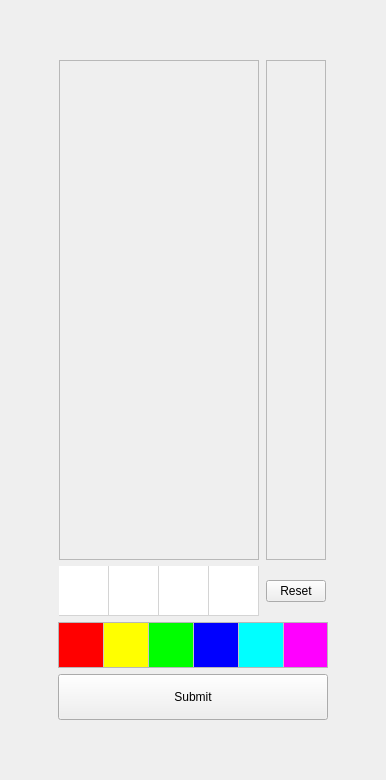
First picture: the form in mainwindowmodel.ui, repository wmichalski/QT_Mastermind, before the edit.
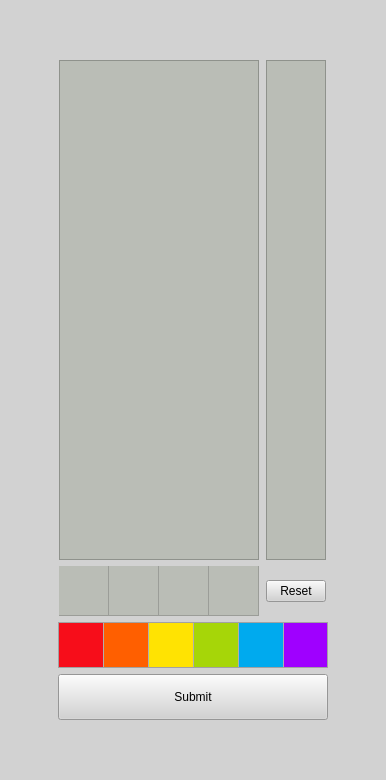
Second picture: the form after the edit. Icons and pictures are not drawn.

Patch:
```diff
--- a/mainwindowmodel.ui
+++ b/mainwindowmodel.ui
@@ -32,6 +32,9 @@
    <iconset>
     <normaloff>diamond.png</normaloff>diamond.png</iconset>
   </property>
+  <property name="styleSheet">
+   <string notr="true">background-color: rgb(210, 210, 210)</string>
+  </property>
   <widget class="QWidget" name="centralwidget">
    <layout class="QHBoxLayout" name="horizontalLayout_8">
     <item>
@@ -83,6 +86,12 @@
               <height>16777215</height>
              </size>
             </property>
+            <property name="styleSheet">
+             <string notr="true">background-color: rgb(186, 189, 182);</string>
+            </property>
+            <property name="frameShape">
+             <enum>QFrame::StyledPanel</enum>
+            </property>
             <property name="frameShadow">
              <enum>QFrame::Plain</enum>
             </property>
@@ -123,6 +132,12 @@
               <height>16777215</height>
              </size>
             </property>
+            <property name="autoFillBackground">
+             <bool>false</bool>
+            </property>
+            <property name="styleSheet">
+             <string notr="true">background-color: rgb(186, 189, 182)</string>
+            </property>
             <property name="frameShadow">
              <enum>QFrame::Plain</enum>
             </property>
@@ -191,9 +206,9 @@
                <colorrole role="Button">
                 <brush brushstyle="SolidPattern">
                  <color alpha="255">
-                  <red>255</red>
-                  <green>255</green>
-                  <blue>255</blue>
+                  <red>186</red>
+                  <green>189</green>
+                  <blue>182</blue>
                  </color>
                 </brush>
                </colorrole>
@@ -263,18 +278,18 @@
                <colorrole role="Base">
                 <brush brushstyle="SolidPattern">
                  <color alpha="255">
-                  <red>255</red>
-                  <green>255</green>
-                  <blue>255</blue>
+                  <red>186</red>
+                  <green>189</green>
+                  <blue>182</blue>
                  </color>
                 </brush>
                </colorrole>
                <colorrole role="Window">
                 <brush brushstyle="SolidPattern">
                  <color alpha="255">
-                  <red>255</red>
-                  <green>255</green>
-                  <blue>255</blue>
+                  <red>186</red>
+                  <green>189</green>
+                  <blue>182</blue>
                  </color>
                 </brush>
                </colorrole>
@@ -328,9 +343,9 @@
                <colorrole role="Button">
                 <brush brushstyle="SolidPattern">
                  <color alpha="255">
-                  <red>255</red>
-                  <green>255</green>
-                  <blue>255</blue>
+                  <red>186</red>
+                  <green>189</green>
+                  <blue>182</blue>
                  </color>
                 </brush>
                </colorrole>
@@ -400,18 +415,18 @@
                <colorrole role="Base">
                 <brush brushstyle="SolidPattern">
                  <color alpha="255">
-                  <red>255</red>
-                  <green>255</green>
-                  <blue>255</blue>
+                  <red>186</red>
+                  <green>189</green>
+                  <blue>182</blue>
                  </color>
                 </brush>
                </colorrole>
                <colorrole role="Window">
                 <brush brushstyle="SolidPattern">
                  <color alpha="255">
-                  <red>255</red>
-                  <green>255</green>
-                  <blue>255</blue>
+                  <red>186</red>
+                  <green>189</green>
+                  <blue>182</blue>
                  </color>
                 </brush>
                </colorrole>
@@ -465,9 +480,9 @@
                <colorrole role="Button">
                 <brush brushstyle="SolidPattern">
                  <color alpha="255">
-                  <red>255</red>
-                  <green>255</green>
-                  <blue>255</blue>
+                  <red>186</red>
+                  <green>189</green>
+                  <blue>182</blue>
                  </color>
                 </brush>
                </colorrole>
@@ -537,18 +552,18 @@
                <colorrole role="Base">
                 <brush brushstyle="SolidPattern">
                  <color alpha="255">
-                  <red>255</red>
-                  <green>255</green>
-                  <blue>255</blue>
+                  <red>186</red>
+                  <green>189</green>
+                  <blue>182</blue>
                  </color>
                 </brush>
                </colorrole>
                <colorrole role="Window">
                 <brush brushstyle="SolidPattern">
                  <color alpha="255">
-                  <red>255</red>
-                  <green>255</green>
-                  <blue>255</blue>
+                  <red>186</red>
+                  <green>189</green>
+                  <blue>182</blue>
                  </color>
                 </brush>
                </colorrole>
@@ -594,6 +609,9 @@
             <property name="acceptDrops">
              <bool>true</bool>
             </property>
+            <property name="styleSheet">
+             <string notr="true">background-color: rgb(186, 189, 182);</string>
+            </property>
             <property name="frameShape">
              <enum>QFrame::NoFrame</enum>
             </property>
@@ -816,9 +834,9 @@
              <property name="background">
               <brush brushstyle="SolidPattern">
                <color alpha="255">
-                <red>255</red>
-                <green>0</green>
-                <blue>0</blue>
+                <red>247</red>
+                <green>13</green>
+                <blue>26</blue>
                </color>
               </brush>
              </property>
@@ -834,7 +852,7 @@
               <brush brushstyle="SolidPattern">
                <color alpha="255">
                 <red>255</red>
-                <green>255</green>
+                <green>95</green>
                 <blue>0</blue>
                </color>
               </brush>
@@ -850,9 +868,9 @@
              <property name="background">
               <brush brushstyle="SolidPattern">
                <color alpha="255">
-                <red>0</red>
-                <green>255</green>
-                <blue>0</blue>
+                <red>255</red>
+                <green>227</green>
+                <blue>2</blue>
                </color>
               </brush>
              </property>
@@ -867,9 +885,9 @@
              <property name="background">
               <brush brushstyle="SolidPattern">
                <color alpha="255">
-                <red>0</red>
-                <green>0</green>
-                <blue>255</blue>
+                <red>166</red>
+                <green>214</green>
+                <blue>8</blue>
                </color>
               </brush>
              </property>
@@ -885,8 +903,8 @@
               <brush brushstyle="SolidPattern">
                <color alpha="255">
                 <red>0</red>
-                <green>255</green>
-                <blue>255</blue>
+                <green>170</green>
+                <blue>238</blue>
                </color>
               </brush>
              </property>
@@ -901,7 +919,7 @@
              <property name="background">
               <brush brushstyle="SolidPattern">
                <color alpha="255">
-                <red>255</red>
+                <red>159</red>
                 <green>0</green>
                 <blue>255</blue>
                </color>
```
